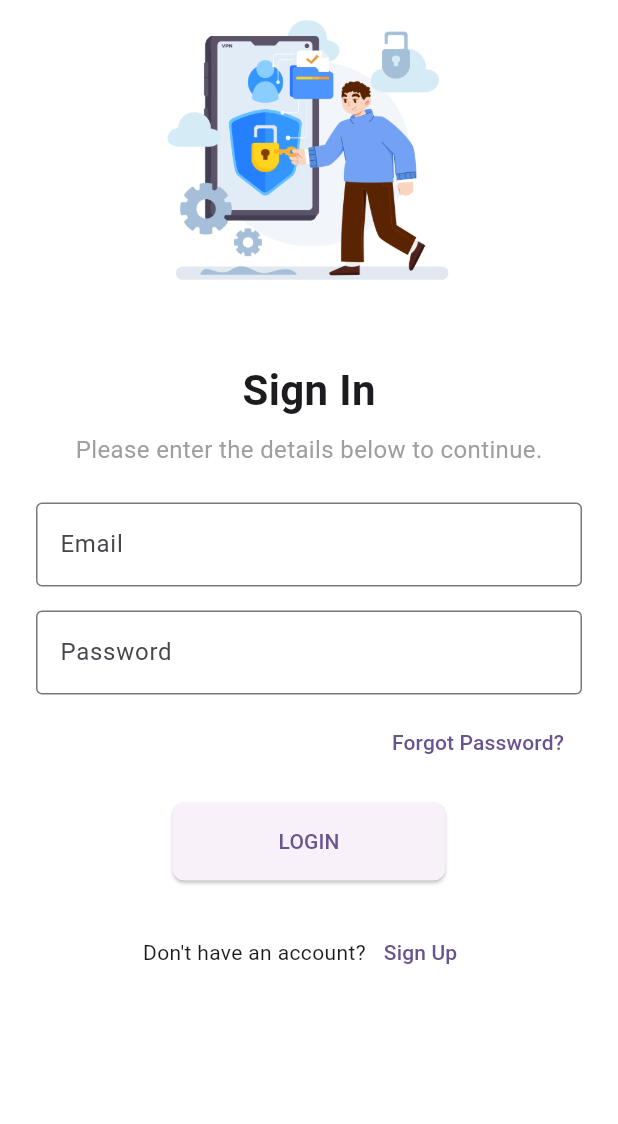
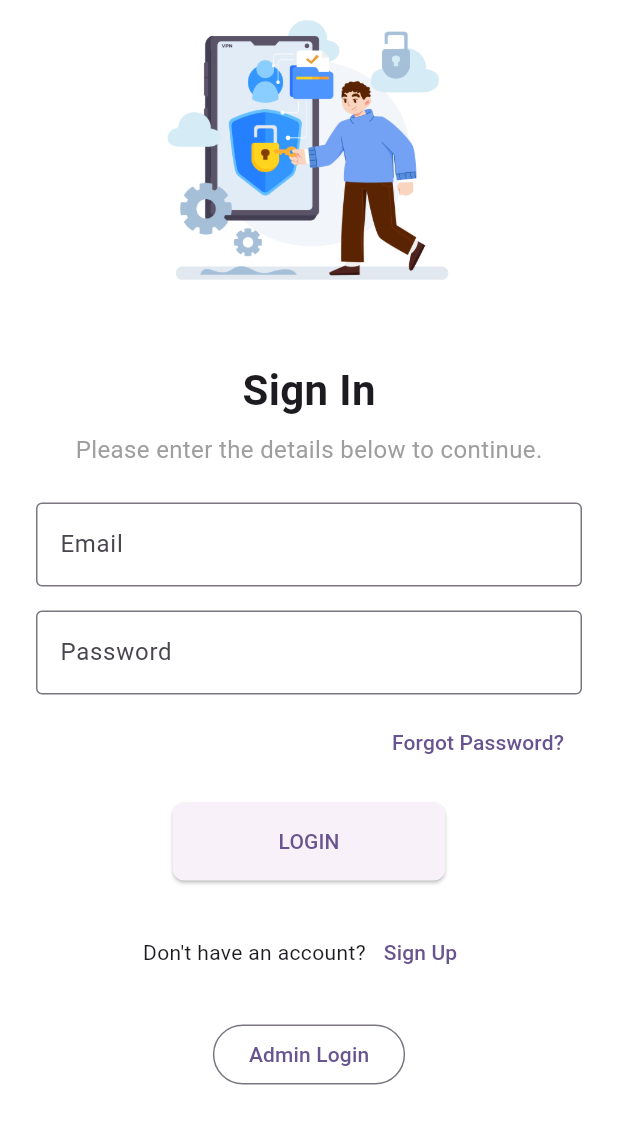
Before and after one commit to AhmedAndroid1998/Electronics-shop-Ecommerce-app-with-Admin-Panel, a Flutter app: the screen it shows after launch, after a tap on "LOGIN", after a tap on "Sign Up", after a tap on "Sign In", on a phone screen of 412 x 824 dp. Shown: the top 1124 px of the screen. Run offline on Flutter 3.47's test engine with Material 3 defaults, Android fonts, the phone set to English and light mode, and no system bars; our stand-ins replace cloud_firestore, curved_navigation_bar, firebase_auth, firebase_core, fluttertoast; accounts and stored records are empty.

Commit message:
create the admin login screen

```diff
--- a/lib/pages/auth_screen.dart
+++ b/lib/pages/auth_screen.dart
@@ -1,3 +1,4 @@
+import 'package:electronics_store_e_commerce_with_admin_panel/pages/admin/admin_login_screen.dart';
 import 'package:electronics_store_e_commerce_with_admin_panel/pages/home_screen.dart';
 import 'package:electronics_store_e_commerce_with_admin_panel/services/firebase_auth_service.dart';
 import 'package:electronics_store_e_commerce_with_admin_panel/services/firestore_service.dart';
@@ -186,21 +187,39 @@ class _AuthScreenState extends State<AuthScreen> {
   }
 
   Widget _buildTogglePrompt(BuildContext context) {
-    return Row(
-      mainAxisAlignment: MainAxisAlignment.center,
+    return Column(
       children: [
-        Text(
-            widget.isSignUp ? 'Already have an account?' : "Don't have an account?"),
-        TextButton(
+        Row(
+          mainAxisAlignment: MainAxisAlignment.center,
+          children: [
+            Text(widget.isSignUp
+                ? 'Already have an account?'
+                : "Don't have an account?"),
+            TextButton(
+              onPressed: () {
+                Navigator.pushReplacement(
+                  context,
+                  MaterialPageRoute(
+                    builder: (_) => AuthScreen(isSignUp: !widget.isSignUp),
+                  ),
+                );
+              },
+              child: Text(widget.isSignUp ? 'Sign In' : 'Sign Up'),
+            ),
+          ],
+        ),
+        SizedBox(height: 20),
+        OutlinedButton(
+          style: TextButton.styleFrom(),
           onPressed: () {
             Navigator.pushReplacement(
               context,
               MaterialPageRoute(
-                builder: (_) => AuthScreen(isSignUp: !widget.isSignUp),
+                builder: (_) => AdminLoginScreen(),
               ),
             );
           },
-          child: Text(widget.isSignUp ? 'Sign In' : 'Sign Up'),
+          child: Text('Admin Login'),
         ),
       ],
     );
--- a/pubspec.yaml
+++ b/pubspec.yaml
@@ -39,6 +39,7 @@ dependencies:
   firebase_core: ^2.24.2
   firebase_auth: ^4.16.0
   cloud_firestore: ^4.14.0
+  fluttertoast: ^8.2.5
 
 dev_dependencies:
   flutter_test:
```
Also changed, not shown: lib/pages/admin/admin_home_screen.dart (added, +12 -0 lines), lib/pages/admin/admin_login_screen.dart (added, +160 -0 lines), lib/services/firestore_service.dart (+38 -0 lines), pubspec.lock.
